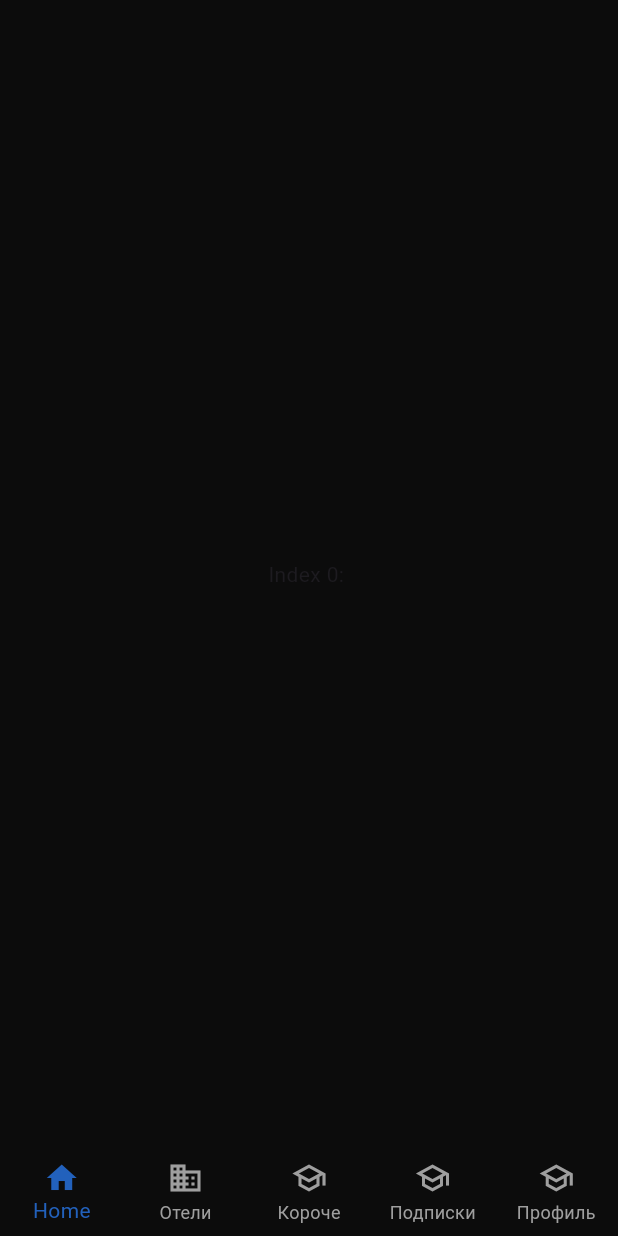
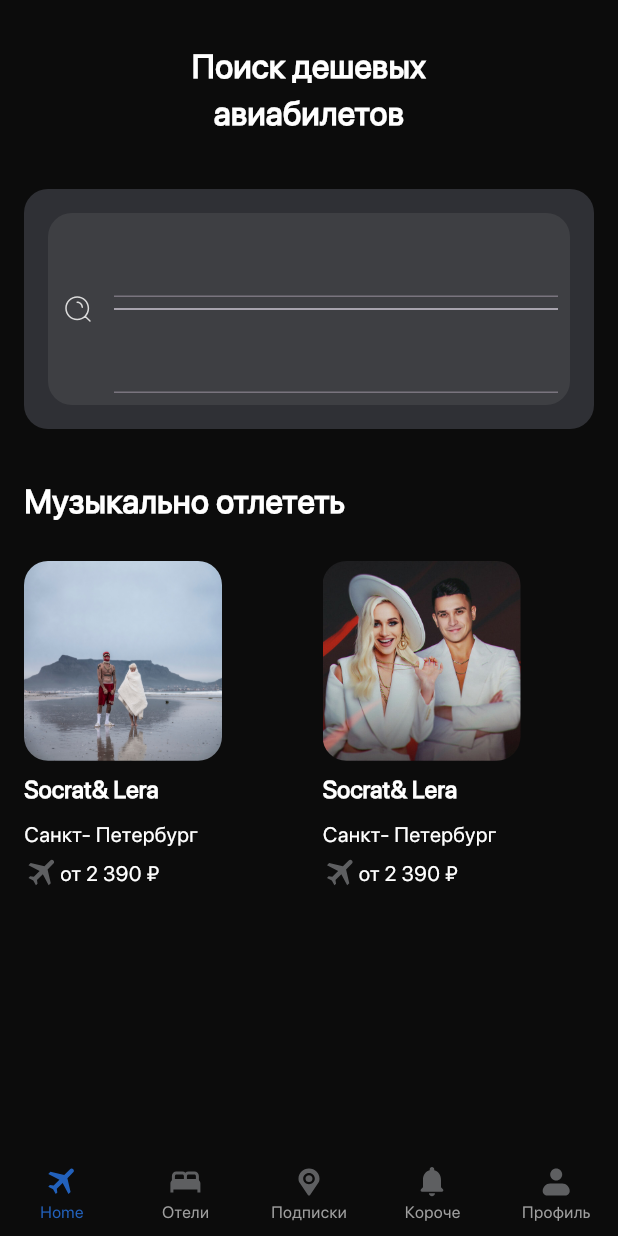
Before and after one commit to Bek-End/effective_test, a Flutter app: the screen it shows after launch, on a phone screen of 412 x 824 dp. Run offline on Flutter 3.47's test engine with Material 3 defaults, Android fonts, the phone set to English and light mode, and no system bars; our stand-ins replace device_preview, dio, equatable, flutter_bloc, flutter_svg, fluttertoast and 3 more; accounts and stored records are empty; generated files the repository leaves out were written again.

Commit message:
feat: home screen ui

```diff
--- a/lib/common/constants/app_colors.dart
+++ b/lib/common/constants/app_colors.dart
@@ -1,15 +1,21 @@
 import 'package:flutter/material.dart';
 
 abstract class AppColors {
-  static const black = Color(0xFF0C0C0C);
-  static const grey1 = Color(0xFF1D1E20);
-  static const grey2 = Color(0xFF2F3035);
-  static const grey3 = Color(0xFF2F3035);
-  static const grey4 = Color(0xFF3E3F43);
-  static const grey5 = Color(0xFF5E5F61);
-  static const grey6 = Color(0xFF9F9F9F);
-  static const grey7 = Color(0xFFDBDBDB);
-  static const white = Color(0xFFFFFFFF);
+  static const BaseColor darkBasic = BaseColor(
+    0xFF0C0C0C,
+    <int, Color>{
+      0: Color(0xFF0C0C0C),
+      1: Color(0xFF1D1E20),
+      2: Color(0xFF2F3035),
+      3: Color(0xFFF4F9FC),
+      4: Color(0xFF3E3F43),
+      5: Color(0xFF5E5F61),
+      6: Color(0xFF9F9F9F),
+      7: Color(0xFFDBDBDB),
+      15: Color(0xFFFFFFFF),
+    },
+  );
+
   static const blue = Color(0xFF2261BC);
   static const darkBlue = Color(0xFF00427D);
   static const green = Color(0xFF3A633B);
@@ -17,3 +23,17 @@ abstract class AppColors {
   static const red = Color(0xFFFF5E5E);
   static const orange = Color(0xFFF36E36);
 }
+
+class BaseColor extends ColorSwatch<int> {
+  const BaseColor(super.primary, super.swatch);
+
+  Color get shade0 => this[0]!;
+  Color get shade1 => this[1]!;
+  Color get shade2 => this[2]!;
+  Color get shade3 => this[3]!;
+  Color get shade4 => this[4]!;
+  Color get shade5 => this[5]!;
+  Color get shade6 => this[6]!;
+  Color get shade7 => this[7]!;
+  Color get shadeF => this[15]!;
+}
--- a/lib/common/constants/assets.dart
+++ b/lib/common/constants/assets.dart
@@ -41,4 +41,7 @@ class _Icons extends _AssetsHolder {
 
 class _Images extends _AssetsHolder {
   const _Images() : super('assets/images');
+
+  List<String> get constImages =>
+      List.generate(3, (index) => '$basePath/$index.png');
 }
--- /dev/null
+++ b/lib/common/constants/theme/app_colors_schemes.dart
@@ -0,0 +1,36 @@
+import 'package:effective_test/common/constants/app_colors.dart';
+import 'package:flutter/material.dart';
+
+abstract class AppColorScheme {
+  BaseColor get basic;
+
+  Color get blue;
+  Color get darkBlue;
+  Color get green;
+  Color get darkGreen;
+  Color get red;
+  Color get orange;
+}
+
+class DarkColorSchemes implements AppColorScheme {
+  @override
+  BaseColor get basic => AppColors.darkBasic;
+
+  @override
+  Color get blue => AppColors.blue;
+
+  @override
+  Color get darkBlue => AppColors.darkBlue;
+
+  @override
+  Color get darkGreen => AppColors.darkGreen;
+
+  @override
+  Color get green => AppColors.green;
+
+  @override
+  Color get orange => AppColors.orange;
+
+  @override
+  Color get red => AppColors.red;
+}
--- a/lib/common/constants/theme/app_text_theme.dart
+++ b/lib/common/constants/theme/app_text_theme.dart
@@ -14,10 +14,11 @@ class AppTextTheme extends TextTheme {
   TextStyle get title4 => AppTextStyles.title4.copyWith(color: _primaryColor);
   TextStyle get text1 => AppTextStyles.text1.copyWith(color: _primaryColor);
   TextStyle get text2 => AppTextStyles.text2.copyWith(color: _primaryColor);
-  TextStyle get buttonText => AppTextStyles.buttonText.copyWith(color: _primaryColor);
+  TextStyle get buttonText =>
+      AppTextStyles.buttonText.copyWith(color: _primaryColor);
   TextStyle get tabText => AppTextStyles.tabText.copyWith(color: _primaryColor);
 }
 
 class DarkAppTextTheme extends AppTextTheme {
-  const DarkAppTextTheme() : super(primaryColor: AppColors.white);
+  DarkAppTextTheme() : super(primaryColor: AppColors.darkBasic.shadeF);
 }
--- a/lib/common/constants/theme/app_themes.dart
+++ b/lib/common/constants/theme/app_themes.dart
@@ -1,26 +1,35 @@
-import 'package:effective_test/common/constants/app_colors.dart';
+import 'package:effective_test/common/constants/theme/app_colors_schemes.dart';
 import 'package:effective_test/common/constants/theme/app_text_theme.dart';
 import 'package:flutter/material.dart';
 
 abstract class AppThemes {
   static ThemeData get darkTheme {
-    const textTheme = DarkAppTextTheme();
+    final textTheme = DarkAppTextTheme();
+    final colorSchemes = DarkColorSchemes();
 
     return ThemeData(
       useMaterial3: true,
-      scaffoldBackgroundColor: AppColors.black,
+      scaffoldBackgroundColor: colorSchemes.basic.shade0,
       textTheme: textTheme,
       appBarTheme: AppBarTheme(
-        backgroundColor: AppColors.black,
+        backgroundColor: colorSchemes.basic.shade0,
         titleTextStyle: textTheme.title1,
-        iconTheme: const IconThemeData(color: AppColors.white),
+        iconTheme: IconThemeData(color: colorSchemes.basic.shade0),
       ),
-      bottomNavigationBarTheme: const BottomNavigationBarThemeData(
+      bottomNavigationBarTheme: BottomNavigationBarThemeData(
         showUnselectedLabels: true,
-        backgroundColor: AppColors.black,
+        backgroundColor: colorSchemes.basic.shade0,
         type: BottomNavigationBarType.fixed,
-        unselectedItemColor: AppColors.grey6,
-        selectedItemColor: AppColors.blue,
+        unselectedItemColor: colorSchemes.basic.shade6,
+        selectedItemColor: colorSchemes.blue,
+        unselectedIconTheme: IconThemeData(color: colorSchemes.basic.shade6),
+        selectedIconTheme: IconThemeData(color: colorSchemes.blue),
+        unselectedLabelStyle: textTheme.tabText.copyWith(
+          color: colorSchemes.basic.shade6,
+        ),
+        selectedLabelStyle: textTheme.tabText.copyWith(
+          color: colorSchemes.blue,
+        ),
       ),
     );
   }
--- /dev/null
+++ b/lib/design/screens/home_screen.dart
@@ -0,0 +1,108 @@
+import 'package:effective_test/common/constants/assets.dart';
+import 'package:effective_test/design/widgets/app_theme.dart';
+import 'package:flutter/material.dart';
+import 'package:flutter_svg/svg.dart';
+
+class HomeScreen extends StatelessWidget {
+  const HomeScreen({super.key});
+
+  @override
+  Widget build(BuildContext context) {
+    final theme = AppTheme.of(context);
+    final themeText = theme.textTheme;
+    final colorScheme = theme.colorScheme;
+
+    return Scaffold(
+      body: SafeArea(
+        child: ListView(
+          padding: const EdgeInsets.symmetric(horizontal: 16),
+          children: [
+            const SizedBox(height: 28),
+            Center(
+              child: Text(
+                'Поиск дешевых\nавиабилетов',
+                textAlign: TextAlign.center,
+                style: themeText.title1,
+              ),
+            ),
+            const SizedBox(height: 36),
+            Container(
+              padding: const EdgeInsets.all(16),
+              decoration: BoxDecoration(
+                borderRadius: BorderRadius.circular(16),
+                color: colorScheme.basic.shade2,
+              ),
+              child: Container(
+                padding: const EdgeInsets.all(8),
+                decoration: BoxDecoration(
+                  borderRadius: BorderRadius.circular(16),
+                  color: colorScheme.basic.shade4,
+                ),
+                child: Row(
+                  children: [
+                    SvgPicture.asset(Assets.icons.search),
+                    const SizedBox(width: 12),
+                    const Expanded(
+                      child: Column(
+                        mainAxisSize: MainAxisSize.min,
+                        children: [
+                          TextField(),
+                          Divider(),
+                          TextField(),
+                        ],
+                      ),
+                    ),
+                  ],
+                ),
+              ),
+            ),
+            const SizedBox(height: 32),
+            Text('Музыкально отлететь', style: themeText.title1),
+            const SizedBox(height: 25),
+            SizedBox(
+              height: 225,
+              child: ListView.builder(
+                itemCount: 10,
+                scrollDirection: Axis.horizontal,
+                itemBuilder: (_, index) {
+                  return Container(
+                    width: 132,
+                    margin: EdgeInsets.only(right: index == 9 ? 0 : 67),
+                    decoration: BoxDecoration(
+                      borderRadius: BorderRadius.circular(16),
+                    ),
+                    child: Column(
+                      crossAxisAlignment: CrossAxisAlignment.start,
+                      children: [
+                        ClipRRect(
+                          borderRadius: BorderRadius.circular(16),
+                          child: Image.asset(
+                            Assets.images.constImages[index % 3],
+                            width: 132,
+                            height: 133.16,
+                            fit: BoxFit.cover,
+                          ),
+                        ),
+                        const SizedBox(height: 8),
+                        Text('Socrat& Lera', style: themeText.title3),
+                        const SizedBox(height: 8),
+                        Text('Санкт- Петербург', style: themeText.text2),
+                        const SizedBox(height: 4),
+                        Row(
+                          children: [
+                            SvgPicture.asset(Assets.icons.airplane),
+                            Text('от 2 390 ₽ ', style: themeText.text2)
+                          ],
+                        )
+                      ],
+                    ),
+                  );
+                },
+              ),
+            ),
+          ],
+        ),
+      ),
+    );
+  }
+}
--- a/lib/design/widgets/app_theme.dart
+++ b/lib/design/widgets/app_theme.dart
@@ -1,3 +1,4 @@
+import 'package:effective_test/common/constants/theme/app_colors_schemes.dart';
 import 'package:effective_test/common/constants/theme/app_text_theme.dart';
 import 'package:flutter/material.dart';
 
@@ -30,11 +31,13 @@ class _AppThemeState extends State<AppTheme> {
 
     final theme = Theme.of(context);
     final AppTextTheme textTheme;
+    final AppColorScheme colorScheme;
 
     switch (theme.brightness) {
       case Brightness.dark:
       case Brightness.light:
-        textTheme = const DarkAppTextTheme();
+        colorScheme = DarkColorSchemes();
+        textTheme = DarkAppTextTheme();
     }
 
     if (_previousBrightness != theme.brightness) {
@@ -42,6 +45,7 @@ class _AppThemeState extends State<AppTheme> {
       _appThemeData = AppThemeData(
         flutterTheme: theme,
         textTheme: textTheme,
+        colorScheme: colorScheme,
       );
     }
   }
@@ -64,25 +68,30 @@ class _InheritedAppTheme extends InheritedWidget {
 class AppThemeData {
   final ThemeData flutterTheme;
   final AppTextTheme textTheme;
+  final AppColorScheme colorScheme;
 
   const AppThemeData({
     required this.flutterTheme,
     required this.textTheme,
+    required this.colorScheme,
   });
 
   factory AppThemeData.fallback() {
     final theme = ThemeData.fallback();
     final AppTextTheme textTheme;
+    final AppColorScheme colorScheme;
 
     switch (theme.brightness) {
       case Brightness.dark:
       case Brightness.light:
-        textTheme = const DarkAppTextTheme();
+        colorScheme = DarkColorSchemes();
+        textTheme = DarkAppTextTheme();
     }
 
     return AppThemeData(
       flutterTheme: theme,
       textTheme: textTheme,
+      colorScheme: colorScheme,
     );
   }
 }
--- a/lib/main.dart
+++ b/lib/main.dart
@@ -1,10 +1,13 @@
 import 'package:device_preview/device_preview.dart';
+import 'package:effective_test/common/constants/assets.dart';
 import 'package:effective_test/common/constants/theme/app_themes.dart';
 import 'package:effective_test/common/di/bloc_scope.dart';
 import 'package:effective_test/common/di/di.dart';
+import 'package:effective_test/design/screens/home_screen.dart';
 import 'package:effective_test/design/widgets/app_theme.dart';
 import 'package:effective_test/domain/repositories/local_repository.dart';
 import 'package:flutter/material.dart';
+import 'package:flutter_svg/svg.dart';
 import 'package:fluttertoast/fluttertoast.dart';
 
 void main() async {
@@ -55,7 +58,7 @@ class NavBar extends StatefulWidget {
 
 class _NavBarState extends State<NavBar> {
   static const List<Widget> _widgetOptions = <Widget>[
-    Center(child: Text('Index 0: ')),
+    HomeScreen(),
     Center(child: Text('Index 1: Отели')),
     Center(child: Text('Index 2: Короче')),
     Center(child: Text('Index 3: Подписки')),
@@ -70,36 +73,52 @@ class _NavBarState extends State<NavBar> {
 
   @override
   Widget build(BuildContext context) {
+    final colorScheme = AppTheme.of(context).colorScheme;
     return Scaffold(
       body: _widgetOptions.elementAt(_currentIndex),
       bottomNavigationBar: BottomNavigationBar(
         currentIndex: _currentIndex,
         onTap: _onItemTapped,
-        items: const [
+        items: [
           BottomNavigationBarItem(
             label: 'Home',
-            icon: Icon(Icons.home_outlined),
-            activeIcon: Icon(Icons.home),
+            icon: SvgPicture.asset(Assets.icons.airplane),
+            activeIcon: SvgPicture.asset(
+              Assets.icons.airplane,
+              colorFilter: ColorFilter.mode(colorScheme.blue, BlendMode.srcIn),
+            ),
           ),
           BottomNavigationBarItem(
             label: 'Отели',
-            icon: Icon(Icons.business_outlined),
-            activeIcon: Icon(Icons.business),
+            icon: SvgPicture.asset(Assets.icons.hotel),
+            activeIcon: SvgPicture.asset(
+              Assets.icons.hotel,
+              colorFilter: ColorFilter.mode(colorScheme.blue, BlendMode.srcIn),
+            ),
+          ),
+          BottomNavigationBarItem(
+            label: 'Подписки',
+            icon: SvgPicture.asset(Assets.icons.mapPin),
+            activeIcon: SvgPicture.asset(
+              Assets.icons.mapPin,
+              colorFilter: ColorFilter.mode(colorScheme.blue, BlendMode.srcIn),
+            ),
           ),
           BottomNavigationBarItem(
             label: 'Короче',
-            icon: Icon(Icons.school_outlined),
-            activeIcon: Icon(Icons.school),
-          ),
-          BottomNavigationBarItem(
-            label: 'Подписки',
-            icon: Icon(Icons.school_outlined),
-            activeIcon: Icon(Icons.school),
+            icon: SvgPicture.asset(Assets.icons.bell),
+            activeIcon: SvgPicture.asset(
+              Assets.icons.bell,
+              colorFilter: ColorFilter.mode(colorScheme.blue, BlendMode.srcIn),
+            ),
           ),
           BottomNavigationBarItem(
             label: 'Профиль',
-            icon: Icon(Icons.school_outlined),
-            activeIcon: Icon(Icons.school),
+            icon: SvgPicture.asset(Assets.icons.person),
+            activeIcon: SvgPicture.asset(
+              Assets.icons.person,
+              colorFilter: ColorFilter.mode(colorScheme.blue, BlendMode.srcIn),
+            ),
           ),
         ],
       ),
```
Also changed, not shown: assets/images/0.png (added), assets/images/1.png (added), assets/images/2.png (added).
